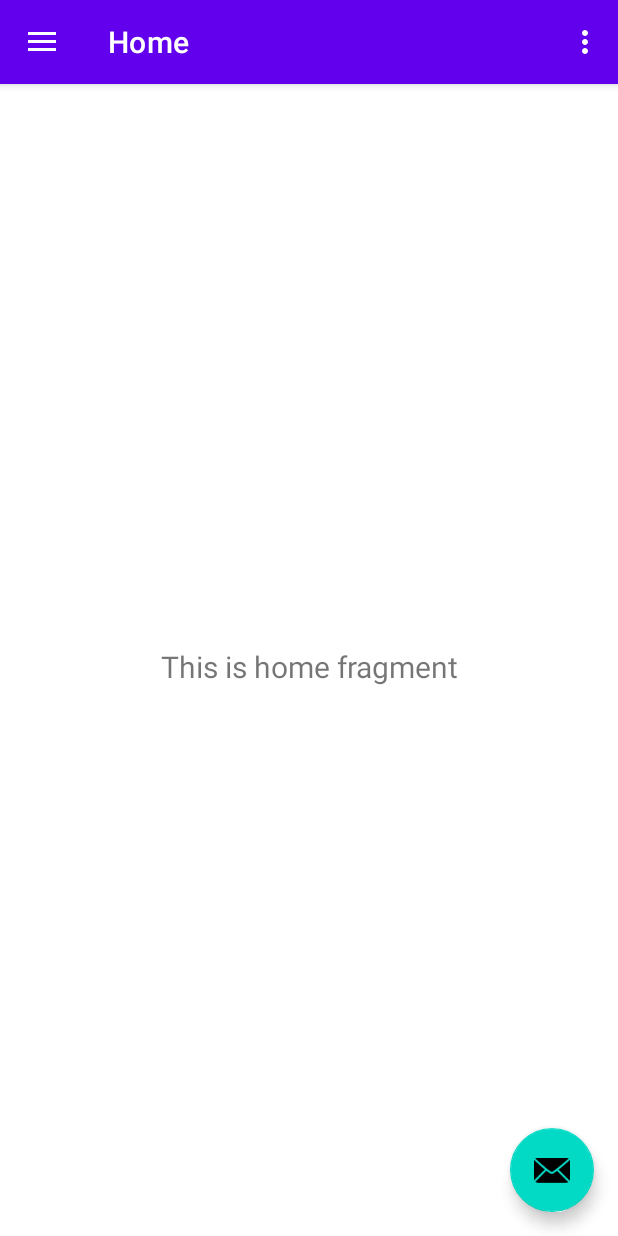
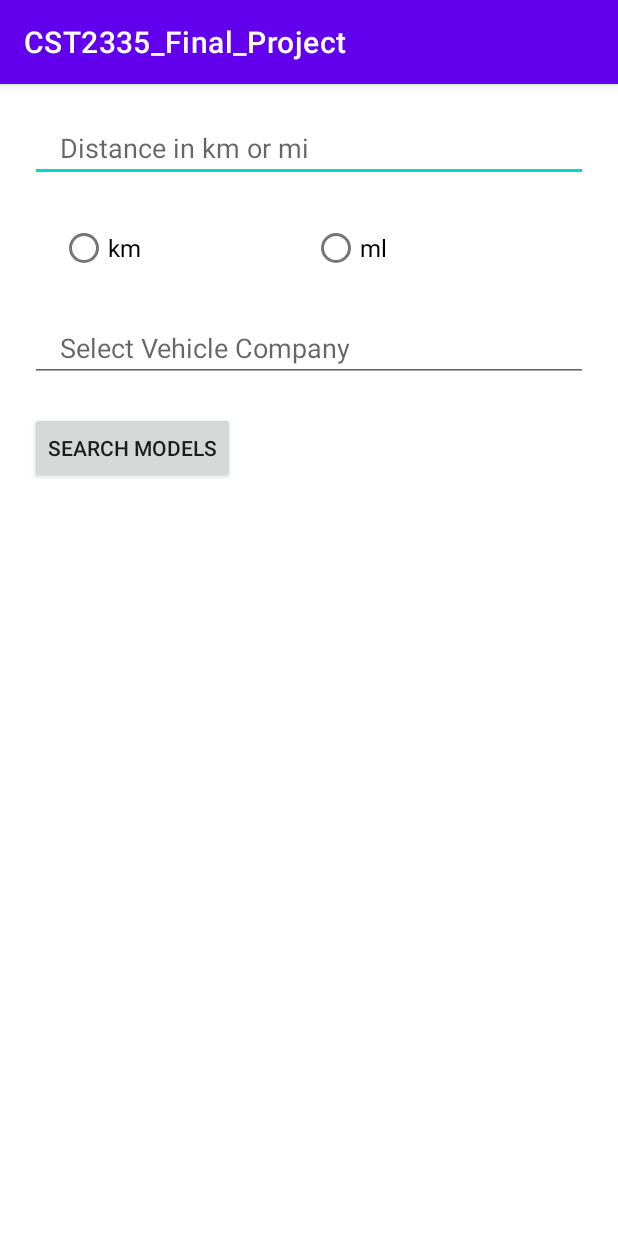
Before and after one commit to Clifford-124/CST2335_Final_Project, an Android app: the screen it shows after launch (MainActivity before the commit, CarbonDetectActivity after it), on a phone screen of 412 x 824 dp. Run offline under Robolectric (Android 15) with nearby library versions, the phone set to English and light mode, and no system bars.

Commit message:
Created activity to fetch distance and vehicle company from user

```diff
--- a/app/src/main/AndroidManifest.xml
+++ b/app/src/main/AndroidManifest.xml
@@ -4,22 +4,27 @@
 
     <application
         android:allowBackup="true"
+        android:fullBackupOnly="true"
         android:icon="@mipmap/ic_launcher"
         android:label="@string/app_name"
         android:roundIcon="@mipmap/ic_launcher_round"
         android:supportsRtl="true"
         android:theme="@style/Theme.CST2335_Final_Project">
         <activity
-            android:name=".MainActivity"
-            android:exported="true"
-            android:label="@string/app_name"
-            android:theme="@style/Theme.CST2335_Final_Project.NoActionBar">
+            android:name=".CarbonDetectActivity"
+            android:exported="true">
             <intent-filter>
                 <action android:name="android.intent.action.MAIN" />
 
                 <category android:name="android.intent.category.LAUNCHER" />
             </intent-filter>
         </activity>
+        <activity
+            android:name=".MainActivity"
+            android:exported="true"
+            android:label="@string/app_name"
+            android:theme="@style/Theme.CST2335_Final_Project.NoActionBar">
+        </activity>
     </application>
 
 </manifest>
--- /dev/null
+++ b/app/src/main/java/com/project/cst2335/CarbonDetectActivity.java
@@ -0,0 +1,40 @@
+package com.project.cst2335;
+
+import androidx.appcompat.app.AppCompatActivity;
+
+import android.content.SharedPreferences;
+import android.graphics.Color;
+import android.os.Bundle;
+import android.widget.ArrayAdapter;
+import android.widget.AutoCompleteTextView;
+import android.widget.EditText;
+
+public class CarbonDetectActivity extends AppCompatActivity {
+
+    protected String[] vehicleCompanies = {"Nissan","Toyoto","Ford"};
+
+    protected SharedPreferences sharedPref;
+    protected SharedPreferences.Editor editor;
+    protected String preference = "finalProject";
+
+    protected AutoCompleteTextView vehicleCompany;
+    protected EditText distance;
+
+    @Override
+    protected void onCreate(Bundle savedInstanceState) {
+        super.onCreate(savedInstanceState);
+        setContentView(R.layout.activity_carbon_detect);
+
+        vehicleCompany =  (AutoCompleteTextView)findViewById(R.id.vehicleCompanies);
+        distance = (EditText) findViewById(R.id.travelDistance);
+
+        //Showing list of Vehicle Companies
+        ArrayAdapter<String> adapter = new ArrayAdapter<String>
+                (this,android.R.layout.select_dialog_item,vehicleCompanies);
+
+        vehicleCompany.setThreshold(1);
+        vehicleCompany.setAdapter(adapter);
+        vehicleCompany.setTextColor(Color.RED);
+
+    }
+}
--- /dev/null
+++ b/app/src/main/res/layout/activity_carbon_detect.xml
@@ -0,0 +1,75 @@
+<?xml version="1.0" encoding="utf-8"?>
+<androidx.constraintlayout.widget.ConstraintLayout xmlns:android="http://schemas.android.com/apk/res/android"
+    xmlns:app="http://schemas.android.com/apk/res-auto"
+    xmlns:tools="http://schemas.android.com/tools"
+    android:layout_width="match_parent"
+    android:layout_height="match_parent"
+    tools:context=".CarbonDetectActivity">
+
+        <EditText
+            android:id="@+id/travelDistance"
+            android:layout_width="match_parent"
+            android:layout_height="wrap_content"
+            android:layout_margin="20dp"
+            android:autofillHints="0"
+            android:hint="@string/distance_in_km"
+            android:inputType="numberDecimal"
+            android:maxLines="1"
+            android:paddingRight="20dp"
+            android:paddingLeft="20dp"
+            app:layout_constraintEnd_toEndOf="parent"
+            app:layout_constraintStart_toStartOf="parent"
+            app:layout_constraintTop_toTopOf="parent" />
+
+        <RadioGroup
+            android:layout_width="match_parent"
+            android:layout_height="wrap_content"
+            android:paddingRight="20dp"
+            android:layout_margin="20dp"
+            android:paddingLeft="20dp"
+            android:orientation="horizontal"
+            app:layout_constraintEnd_toEndOf="parent"
+            app:layout_constraintStart_toStartOf="parent"
+            app:layout_constraintTop_toBottomOf="@id/travelDistance"
+            android:id="@+id/distance_measure">
+
+            <RadioButton
+                android:layout_width="wrap_content"
+                android:layout_weight="1"
+                android:layout_height="wrap_content"
+                android:text="@string/distance_km"
+                android:textSize="16sp"/>
+
+            <RadioButton
+                android:layout_weight="1"
+                android:layout_height="wrap_content"
+                android:layout_width="wrap_content"
+                android:text="@string/distance_ml"
+                android:textSize="16sp"/>
+
+        </RadioGroup>
+
+        <AutoCompleteTextView
+            android:id="@+id/vehicleCompanies"
+            android:layout_width="match_parent"
+            android:layout_height="wrap_content"
+            android:hint="@string/vehicle_hint"
+            android:layout_margin="20dp"
+            android:paddingLeft="20dp"
+            android:paddingRight="20dp"
+            app:layout_constraintEnd_toEndOf="parent"
+            app:layout_constraintStart_toStartOf="parent"
+            app:layout_constraintTop_toBottomOf="@id/distance_measure"
+            />
+
+        <androidx.appcompat.widget.AppCompatButton
+            android:id="@+id/searchModels"
+            android:layout_width="wrap_content"
+            android:layout_height="wrap_content"
+            android:layout_margin="20dp"
+            android:layout_marginStart="136dp"
+            android:layout_marginTop="72dp"
+            android:text="@string/search_car_model"
+            app:layout_constraintStart_toStartOf="parent"
+            app:layout_constraintTop_toBottomOf="@+id/vehicleCompanies" />
+</androidx.constraintlayout.widget.ConstraintLayout>
--- a/app/src/main/res/values/strings.xml
+++ b/app/src/main/res/values/strings.xml
@@ -10,4 +10,13 @@
     <string name="menu_home">Home</string>
     <string name="menu_gallery">Gallery</string>
     <string name="menu_slideshow">Slideshow</string>
+
+    <string name="distance">Distance (KM/MI)</string>
+    <string name="distance_km">km</string>
+    <string name="distance_ml">ml</string>
+    <string name="distance_in_km">Distance in km or mi</string>
+    <string name="vehicle">Vehicle Company</string>
+    <string name="vehicle_hint">Select Vehicle Company</string>
+    <string name="search_car_model">Search Models</string>
+
 </resources>
```
